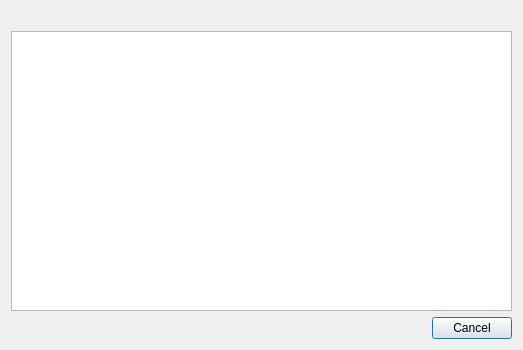
Before: the Qt Designer form bookdialog.ui in farinc/book-tracker, drawn with Qt 5.
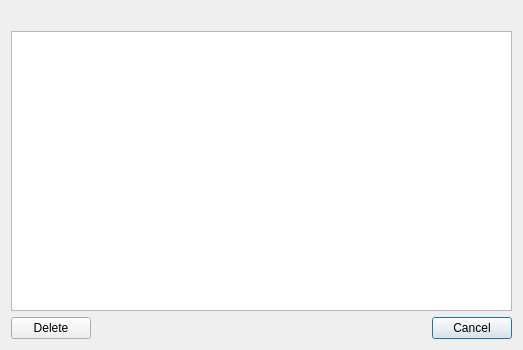
After: the same form once the commit is applied.

What changed in the file:
```diff
--- a/bookdialog.ui
+++ b/bookdialog.ui
@@ -59,6 +59,13 @@
      </property>
     </widget>
    </item>
+   <item row="2" column="0">
+    <widget class="QPushButton" name="pushButtonDelete">
+     <property name="text">
+      <string>Delete</string>
+     </property>
+    </widget>
+   </item>
   </layout>
  </widget>
  <resources/>
```
